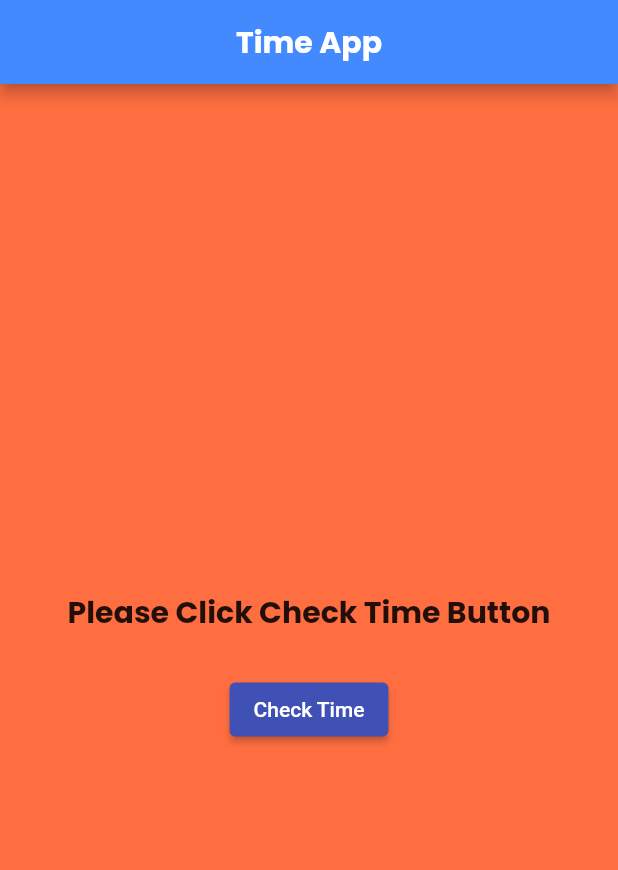
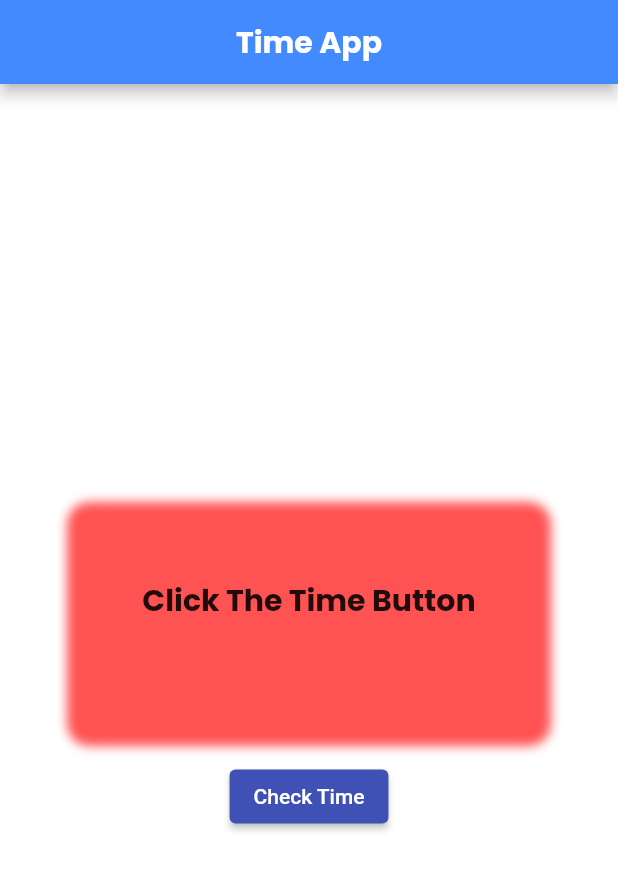
Before and after one commit to janith2021/Time-App, a Flutter app: the screen it shows after launch, after a tap on "Check Time", on a phone screen of 412 x 824 dp. Shown: the top 870 px of the screen. Run offline on Flutter 3.47's test engine with Material 2 defaults, Android fonts, the phone set to English and light mode, and no system bars; our stand-ins replace flutter_redux, google_fonts, redux; network calls fail.

Commit message:
Click The Time Button Text Changed

```diff
--- a/lib/main.dart
+++ b/lib/main.dart
@@ -27,7 +27,10 @@ class TimeApp extends StatelessWidget {
       var response = await http.get(Uri.parse("http://worldtimeapi.org/api/$location"));
       if(response.statusCode == 200){
         Map data = await jsonDecode(response.body);
-        store.dispatch(FetchTimeAction(data['timezone'], data['datetime']));
+        var date = data['datetime'].toString().split("T")[0];
+        var time = data['datetime'].toString().split("T")[1].split('.')[0];
+
+        store.dispatch(FetchTimeAction(data['timezone'], date,time));
       }
       // debugPrint(response.body);
     } catch (e) {
@@ -41,7 +44,7 @@ class TimeApp extends StatelessWidget {
       store: store,
       child: MaterialApp(
         debugShowCheckedModeBanner: false,
-        home: Scaffold(backgroundColor: Colors.deepOrangeAccent,appBar: AppBar(backgroundColor: Colors.blueAccent,title: Text("Time App",style: GoogleFonts.poppins(fontWeight: FontWeight.bold,),),centerTitle: true),
+        home: Scaffold(backgroundColor: Colors.white,appBar: AppBar(backgroundColor: Colors.blueAccent,title: Text("Time App",style: GoogleFonts.poppins(fontWeight: FontWeight.bold,),),centerTitle: true),
         body: Center(
           child: Column(
             mainAxisAlignment: MainAxisAlignment.center,
@@ -54,8 +57,17 @@ class TimeApp extends StatelessWidget {
                     padding: const EdgeInsets.all(10),
                     child: Column(
                       children: [
-                        state.location == "" ? Text("Please Click Check Time Button",style: GoogleFonts.poppins(fontWeight: FontWeight.bold,fontSize: 20),) : Text(state.location,style: GoogleFonts.poppins(fontWeight: FontWeight.bold,fontSize: 20),),
-                        state.time == "" ? const Text(""): Text(state.time,style: GoogleFonts.poppins(fontWeight: FontWeight.bold,fontSize: 18),),
+                        Container(
+                          padding: const EdgeInsets.all(50),
+                          decoration: BoxDecoration(boxShadow: const [BoxShadow(color: Colors.redAccent,blurRadius: 5,),],borderRadius: BorderRadius.circular(15)),
+                          child: Column(
+                            children: [
+                              state.location == "" ? Text("Click The Time Button",style: GoogleFonts.poppins(fontWeight: FontWeight.bold,fontSize: 20),) : Text(state.location,style: GoogleFonts.poppins(fontWeight: FontWeight.bold,fontSize: 20),),
+                              state.date == "" ? const Text(""): Text(state.date,style: GoogleFonts.poppins(fontWeight: FontWeight.bold,fontSize: 18),),
+                              state.time == "" ? const Text(""): Text(state.time,style: GoogleFonts.poppins(fontWeight: FontWeight.bold,fontSize: 18),)
+                            ],
+                          ),
+                        ),
 
                       ],
                     ),
@@ -64,7 +76,7 @@ class TimeApp extends StatelessWidget {
               ),
               ElevatedButton(onPressed: (){
                   getTime();
-              }, child: Text("Check Time"),style: const ButtonStyle(backgroundColor: MaterialStatePropertyAll(Colors.indigo)),)
+              },style: const ButtonStyle(backgroundColor: MaterialStatePropertyAll(Colors.indigo)), child: const Text("Check Time"),)
             ],
           ),
         ),
--- a/lib/redux/actions/fetchTImeAction.dart
+++ b/lib/redux/actions/fetchTImeAction.dart
@@ -1,9 +1,11 @@
 class FetchTimeAction{
   final String _location;
   final String _time;
+  final String _date;
 
   String get location => _location;
   String get time => _time;
+  String get date => _date;
 
-  FetchTimeAction(this._location,this._time);
+  FetchTimeAction(this._location,this._time,this._date);
 }
--- a/lib/redux/appReducer.dart
+++ b/lib/redux/appReducer.dart
@@ -3,7 +3,7 @@ import 'package:timeapp/redux/appState.dart';
 
 AppState reducer(AppState previous,dynamic action){
   if(action is FetchTimeAction) {
-    return AppState(action.location, action.time);
+    return AppState(action.location, action.time, action.date);
   } else {
     return previous;
   }
--- a/lib/redux/appState.dart
+++ b/lib/redux/appState.dart
@@ -1,12 +1,14 @@
 class AppState {
   final String _location;
   final String _time;
+  final String _date;
 
   String get location => _location;
   String get time => _time;
+  String get date => _date;
 
-  AppState(this._location,this._time);
+  AppState(this._location,this._time,this._date);
 
-  AppState.initialState() : _location = "" , _time = "";
+  AppState.initialState() : _location = "" , _time = "" , _date = "";
 
 }
```
